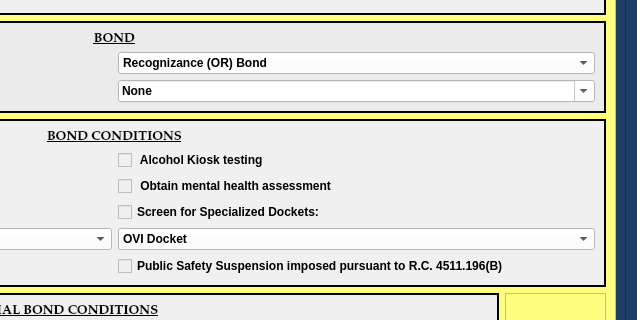
Before: the Qt Designer form munientry/views/ui/NoPleaBondDialog.ui in HunterProgram22/MuniEntry, drawn with Qt 5; both pictures show x 408 to 1045 and y 340 to 660 of the 1045 by 791 pixel window.
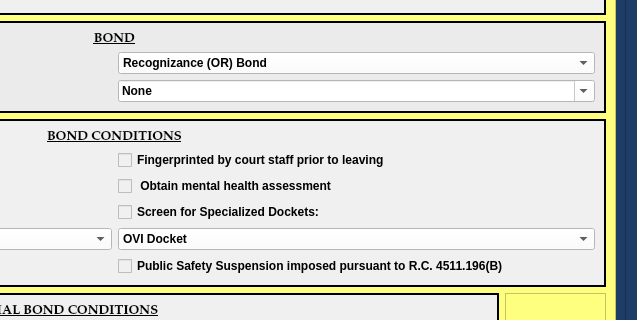
After: the same form once the commit is applied. Custom widgets are drawn as their Qt base class.

Commit message: Updated No Plea Bond UI for fingerprinting.

What changed in the file:
```diff
--- a/munientry/views/ui/NoPleaBondDialog.ui
+++ b/munientry/views/ui/NoPleaBondDialog.ui
@@ -690,7 +690,7 @@
              <item row="2" column="1">
               <widget class="ConditionCheckbox" name="alcohol_test_kiosk_checkBox">
                <property name="text">
-                <string> Alcohol Kiosk testing                                         </string>
+                <string>Fingerprinted by court staff prior to leaving</string>
                </property>
               </widget>
              </item>
```
The commit also changes 1 other file.
